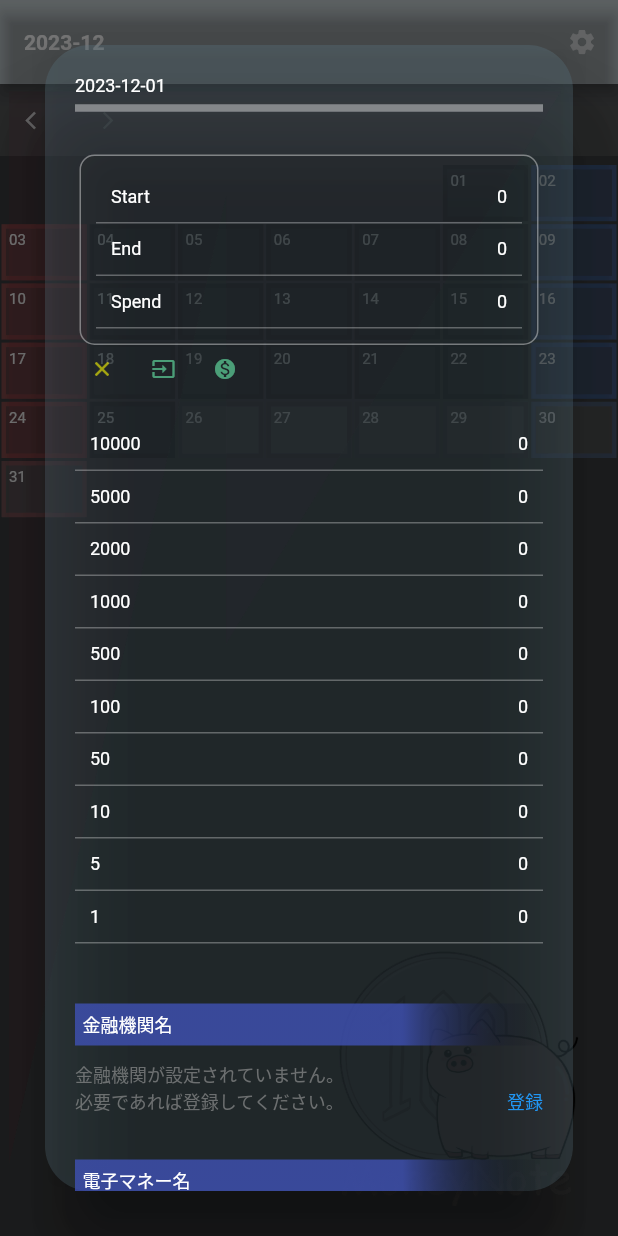
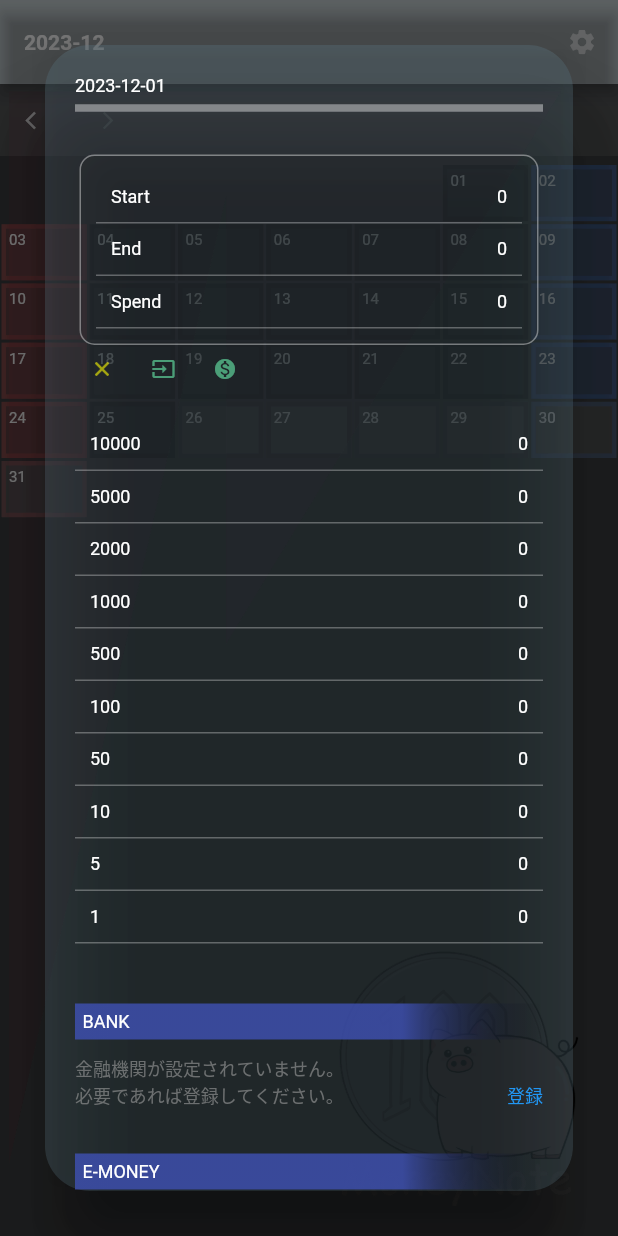
Before and after one commit to hidechy/app_moneynote2, a Flutter app: the screen it shows after launch, after a tap on "01", on a phone screen of 412 x 824 dp. Run offline on Flutter 3.47's test engine with Material 3 defaults, Android fonts, the phone set to English and light mode, and no system bars; our stand-ins replace flutter_hooks, flutter_riverpod, freezed_annotation, google_fonts, hooks_riverpod, isar; accounts and stored records are empty; generated files the repository leaves out were written again; network calls fail; Roboto replaces fonts that are missing (Kiwi Maru, KiwiMaru).

Commit message:
commit 20231226 display spend time place

```diff
--- a/lib/screens/components/daily_money_display_alert.dart
+++ b/lib/screens/components/daily_money_display_alert.dart
@@ -2,21 +2,22 @@ import 'package:flutter/material.dart';
 import 'package:google_fonts/google_fonts.dart';
 import 'package:hooks_riverpod/hooks_riverpod.dart';
 import 'package:isar/isar.dart';
-import 'package:money_note/screens/components/spend_time_place_input_alert.dart';
-import 'package:money_note/utilities/utilities.dart';
 
 import '../../collections/bank_name.dart';
 import '../../collections/bank_price.dart';
 import '../../collections/emoney_name.dart';
 import '../../collections/money.dart';
+import '../../collections/spend_time_place.dart';
 import '../../enums/deposit_type.dart';
 import '../../extensions/extensions.dart';
 import '../../state/app_params/app_params_notifier.dart';
 import '../../utilities/functions.dart';
+import '../../utilities/utilities.dart';
 import 'bank_price_input_alert.dart';
 import 'money_input_alert.dart';
 import 'parts/bank_emoney_blank_message.dart';
 import 'parts/money_dialog.dart';
+import 'spend_time_place_input_alert.dart';
 
 class DailyMoneyDisplayAlert extends ConsumerStatefulWidget {
   const DailyMoneyDisplayAlert({super.key, required this.date, required this.isar});
@@ -36,6 +37,7 @@ class _DailyMoneyDisplayAlertState extends ConsumerState<DailyMoneyDisplayAlert>
   List<BankPrice>? bankPriceList = [];
   List<Money>? moneyList = [];
   List<Money>? beforeMoneyList = [];
+  List<SpendTimePlace>? spendTimePlaceList = [];
 
   Map<String, Map<String, int>> bankPricePadMap = {};
   Map<String, int> bankPriceTotalPadMap = {};
@@ -44,19 +46,21 @@ class _DailyMoneyDisplayAlertState extends ConsumerState<DailyMoneyDisplayAlert>
   int beforeDateTotal = 0;
 
   ///
-  void init() {
+  void _init() {
+    _makeBankNameList();
+    _makeEmoneyNameList();
+
     _makeBankPriceList();
     _makeMoneyList();
     _makeBeforeMoneyList();
+
+    _makeSpendTimePlaceList();
   }
 
   ///
   @override
   Widget build(BuildContext context) {
-    _makeBankNameList();
-    _makeEmoneyNameList();
-
-    Future(init);
+    Future(_init);
 
     return AlertDialog(
       titlePadding: EdgeInsets.zero,
@@ -78,7 +82,7 @@ class _DailyMoneyDisplayAlertState extends ConsumerState<DailyMoneyDisplayAlert>
                 Text(widget.date.yyyymmdd),
                 Divider(color: Colors.white.withOpacity(0.4), thickness: 5),
                 const SizedBox(height: 20),
-                getTopInfoPlate(),
+                _getTopInfoPlate(),
 
                 _dispMenuButtons(),
 
@@ -97,7 +101,7 @@ class _DailyMoneyDisplayAlertState extends ConsumerState<DailyMoneyDisplayAlert>
                       stops: const [0.7, 1],
                     ),
                   ),
-                  child: const Text('金融機関名', overflow: TextOverflow.ellipsis),
+                  child: const Text('BANK', overflow: TextOverflow.ellipsis),
                 ),
 
                 if (bankNameList!.isEmpty) ...[
@@ -132,7 +136,7 @@ class _DailyMoneyDisplayAlertState extends ConsumerState<DailyMoneyDisplayAlert>
                       stops: const [0.7, 1],
                     ),
                   ),
-                  child: const Text('電子マネー名', overflow: TextOverflow.ellipsis),
+                  child: const Text('E-MONEY', overflow: TextOverflow.ellipsis),
                 ),
 
                 if (emoneyNameList!.isEmpty) ...[
@@ -156,6 +160,8 @@ class _DailyMoneyDisplayAlertState extends ConsumerState<DailyMoneyDisplayAlert>
 
                 /////==================================///// EmoneyNames
 
+                _displaySpendTimePlaceList(),
+
                 const SizedBox(height: 20),
               ],
             ),
@@ -166,7 +172,7 @@ class _DailyMoneyDisplayAlertState extends ConsumerState<DailyMoneyDisplayAlert>
   }
 
   ///
-  Widget getTopInfoPlate() {
+  Widget _getTopInfoPlate() {
     final oneday = widget.date.yyyymmdd;
 
     final beforeDate =
@@ -547,7 +553,6 @@ class _DailyMoneyDisplayAlertState extends ConsumerState<DailyMoneyDisplayAlert>
 
     final getBankPrices = await bankPricesCollection.where().findAll();
 
-    if (mounted) {
     setState(() {
       bankPriceList = getBankPrices;
 
@@ -557,7 +562,6 @@ class _DailyMoneyDisplayAlertState extends ConsumerState<DailyMoneyDisplayAlert>
         bankPriceTotalPadMap = bankPriceMap['bankPriceTotalPadMap'];
       }
     });
-    }
   }
 
   ///
@@ -573,5 +577,53 @@ class _DailyMoneyDisplayAlertState extends ConsumerState<DailyMoneyDisplayAlert>
     return listPrice;
   }
 
+  ///
+  Future<void> _makeSpendTimePlaceList() async {
+    final spendTimePlacesCollection = widget.isar.spendTimePlaces;
+
+    final getSpendTimePlaces = await spendTimePlacesCollection.filter().dateEqualTo(widget.date.yyyymmdd).findAll();
+
+    if (mounted) {
+      setState(() => spendTimePlaceList = getSpendTimePlaces);
+    }
+  }
+
+  ///
+  Widget _displaySpendTimePlaceList() {
+    final list = <Widget>[];
+
+    if (spendTimePlaceList!.isNotEmpty) {
+      list.add(
+        Container(
+          width: context.screenSize.width,
+          padding: const EdgeInsets.all(5),
+          decoration: BoxDecoration(
+            gradient: LinearGradient(
+              colors: [Colors.indigo.withOpacity(0.8), Colors.transparent],
+              stops: const [0.7, 1],
+            ),
+          ),
+          child: const Text('SPEND', overflow: TextOverflow.ellipsis),
+        ),
+      );
+
+      for (var i = 0; i < spendTimePlaceList!.length; i++) {
+        list.add(Container(
+          padding: const EdgeInsets.all(10),
+          decoration: BoxDecoration(border: Border(bottom: BorderSide(color: Colors.white.withOpacity(0.3)))),
+          child: Row(
+            mainAxisAlignment: MainAxisAlignment.spaceBetween,
+            children: [
+              Text(spendTimePlaceList![i].spendType),
+              Text(spendTimePlaceList![i].price.toString().toCurrency()),
+            ],
+          ),
+        ));
+      }
+    }
+
+    return Column(mainAxisSize: MainAxisSize.min, children: list);
+  }
+
 //=======================================================// BankPrices // s
 }
```
Lines whose indentation alone changed are shown as unchanged.
